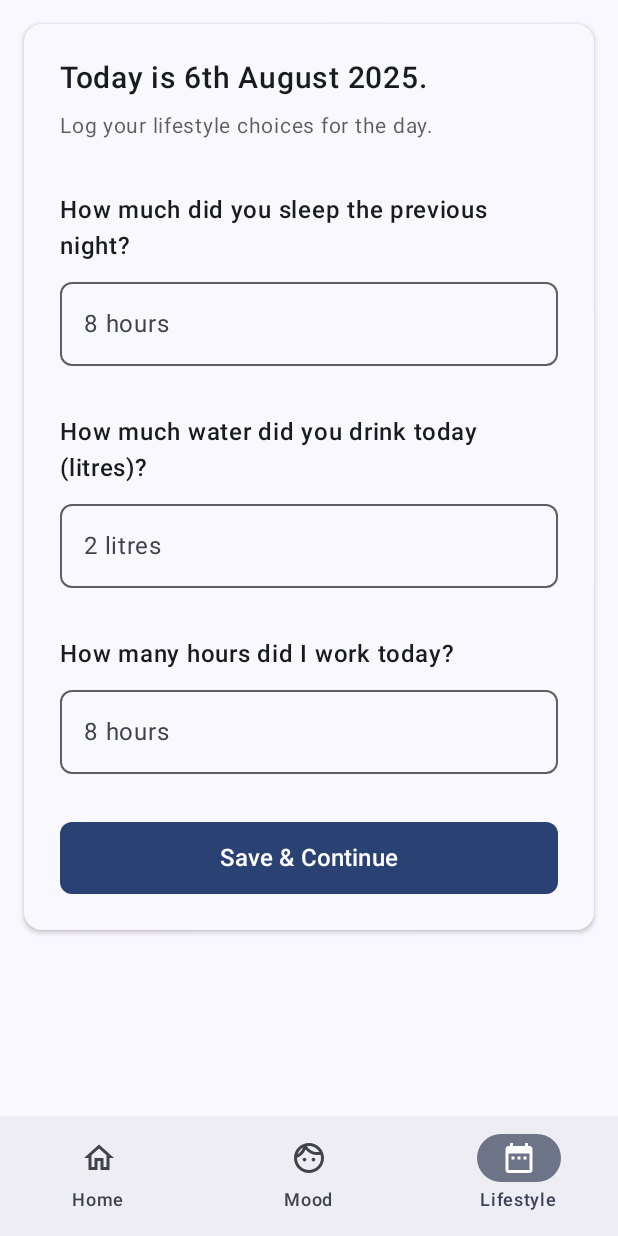
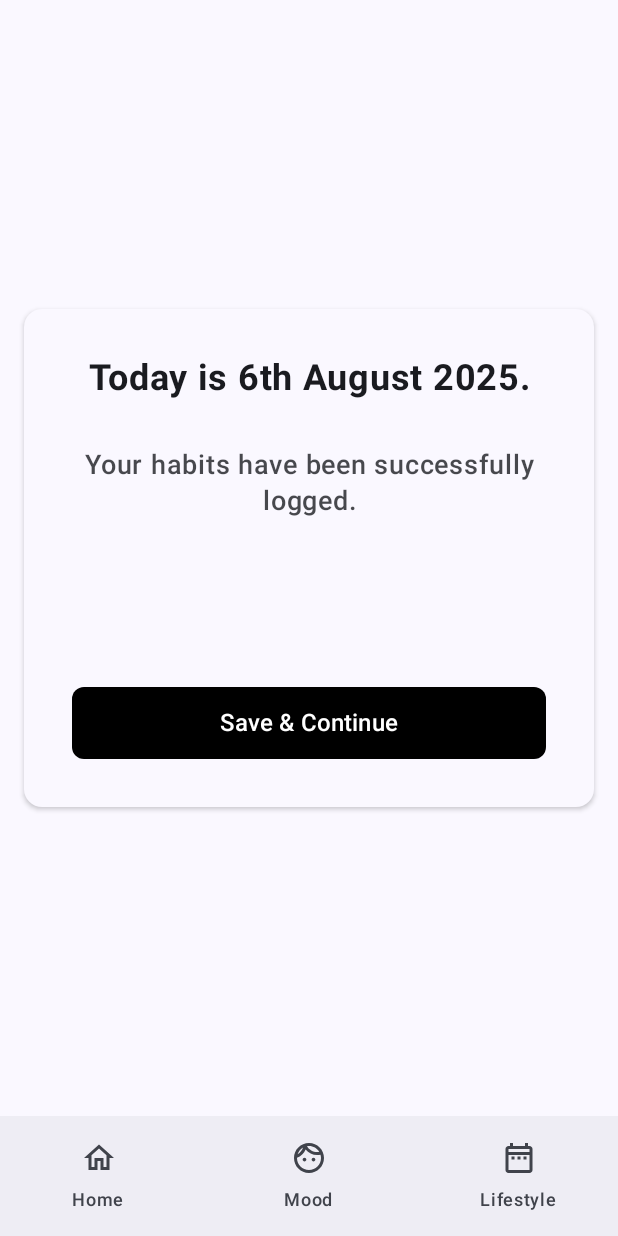
Before and after one commit to tinasqk/AD-Androidwork, an Android app built with Jetpack Compose: the LifestyleScreen screen opened through its navigation route, after a tap on "Save & Continue", on a phone screen of 412 x 824 dp. Run offline under Robolectric (Android 15) with nearby library versions, the phone set to English and light mode, and no system bars.

Commit message:
增加
我增加了lifestyleloggedscreen

```diff
--- a/app/src/main/java/com/example/nus/ui/navigation/AppNavigation.kt
+++ b/app/src/main/java/com/example/nus/ui/navigation/AppNavigation.kt
@@ -30,6 +30,7 @@ import androidx.navigation.compose.currentBackStackEntryAsState
 import androidx.navigation.compose.rememberNavController
 import com.example.nus.ui.screens.FeelScreen
 import com.example.nus.ui.screens.HomeScreen
+import com.example.nus.ui.screens.LifestyleLoggedScreen
 import com.example.nus.ui.screens.LifestyleScreen
 import com.example.nus.ui.screens.MoodScreen
 import com.example.nus.viewmodel.FeelViewModel
@@ -41,6 +42,7 @@ sealed class Screen(val route: String, val title: String) {
     object Mood : Screen("mood", "Mood")
     object Lifestyle : Screen("lifestyle", "Lifestyle")
     object Feel : Screen("feel", "Feel")
+    object LifestyleLogged : Screen("lifestyle_logged", "Lifestyle Logged")
 }
 
 @Composable
@@ -97,6 +99,13 @@ fun AppNavigation() {
                                         Icon(Icons.Outlined.FavoriteBorder, contentDescription = null)
                                     }
                                 }
+                                Screen.LifestyleLogged -> {
+                                    if (selected) {
+                                        Icon(Icons.Filled.Home, contentDescription = null)
+                                    } else {
+                                        Icon(Icons.Outlined.Home, contentDescription = null)
+                                    }
+                                }
                             }
                         },
                         label = { Text(screen.title) },
@@ -151,11 +160,29 @@ fun AppNavigation() {
                 )
             }
             composable(Screen.Lifestyle.route) {
-                LifestyleScreen(viewModel = lifestyleViewModel)
+                LifestyleScreen(
+                    viewModel = lifestyleViewModel,
+                    onNavigateToLifestyleLogged = {
+                        navController.navigate(Screen.LifestyleLogged.route)
+                    }
+                )
             }
-            composable(Screen.Feel.route) {
+            composable(Screen.Feel.route) { // 这里是导航回主页的方式
                 FeelScreen(
                     viewModel = feelViewModel,
+                    onNavigateToHome = {
+                        navController.navigate(Screen.Home.route) {
+                            popUpTo(navController.graph.findStartDestination().id) {
+                                saveState = true
+                            }
+                            launchSingleTop = true
+                            restoreState = true
+                        }
+                    }
+                )
+            }
+            composable(Screen.LifestyleLogged.route) {
+                LifestyleLoggedScreen(
                     onNavigateToHome = {
                         navController.navigate(Screen.Home.route) {
                             popUpTo(navController.graph.findStartDestination().id) {
--- /dev/null
+++ b/app/src/main/java/com/example/nus/ui/screens/LifestyleLoggedScreen.kt
@@ -0,0 +1,100 @@
+package com.example.nus.ui.screens
+
+import androidx.compose.foundation.layout.Arrangement
+import androidx.compose.foundation.layout.Column
+import androidx.compose.foundation.layout.Spacer
+import androidx.compose.foundation.layout.fillMaxSize
+import androidx.compose.foundation.layout.fillMaxWidth
+import androidx.compose.foundation.layout.height
+import androidx.compose.foundation.layout.padding
+import androidx.compose.foundation.rememberScrollState
+import androidx.compose.foundation.shape.RoundedCornerShape
+import androidx.compose.foundation.verticalScroll
+import androidx.compose.material3.Button
+import androidx.compose.material3.ButtonDefaults
+import androidx.compose.material3.Card
+import androidx.compose.material3.CardDefaults
+import androidx.compose.material3.MaterialTheme
+import androidx.compose.material3.Text
+import androidx.compose.runtime.Composable
+import androidx.compose.ui.Alignment
+import androidx.compose.ui.Modifier
+import androidx.compose.ui.graphics.Color
+import androidx.compose.ui.text.font.FontWeight
+import androidx.compose.ui.text.style.TextAlign
+import androidx.compose.ui.unit.dp
+import androidx.compose.ui.unit.sp
+import java.time.LocalDate
+
+@Composable
+fun LifestyleLoggedScreen(
+    onNavigateToHome: () -> Unit = {}
+) {
+    Column(
+        modifier = Modifier
+            .fillMaxSize()
+            .verticalScroll(rememberScrollState())
+            .padding(16.dp),
+        horizontalAlignment = Alignment.CenterHorizontally,
+        verticalArrangement = Arrangement.Center
+    ) {
+        // Main content card
+        Card(
+            modifier = Modifier.fillMaxWidth(),
+            elevation = CardDefaults.cardElevation(defaultElevation = 2.dp),
+            shape = RoundedCornerShape(12.dp),
+            colors = CardDefaults.cardColors(containerColor = MaterialTheme.colorScheme.surface)
+        ) {
+            Column(
+                modifier = Modifier
+                    .fillMaxWidth()
+                    .padding(32.dp),
+                horizontalAlignment = Alignment.CenterHorizontally
+            ) {
+                // Date display - using current date
+                val currentDate = LocalDate.now()
+                val dateText = "Today is ${currentDate.dayOfMonth}${getDaySuffix(currentDate.dayOfMonth)} ${currentDate.month.name.lowercase().replaceFirstChar { it.uppercase() }} ${currentDate.year}."
+
+                Text(
+                    text = dateText,
+                    fontSize = 24.sp,
+                    fontWeight = FontWeight.Bold,
+                    color = MaterialTheme.colorScheme.onSurface,
+                    textAlign = TextAlign.Center,
+                    modifier = Modifier.padding(bottom = 32.dp)
+                )
+
+                // Success message
+                Text(
+                    text = "Your habits have been successfully logged.",
+                    fontSize = 18.sp,
+                    fontWeight = FontWeight.Medium,
+                    color = MaterialTheme.colorScheme.onSurface.copy(alpha = 0.8f),
+                    textAlign = TextAlign.Center,
+                    modifier = Modifier.padding(bottom = 48.dp)
+                )
+
+                Spacer(modifier = Modifier.height(64.dp))
+
+                // Save & Continue button
+                Button(
+                    onClick = onNavigateToHome,
+                    modifier = Modifier
+                        .fillMaxWidth()
+                        .height(48.dp),
+                    colors = ButtonDefaults.buttonColors(
+                        containerColor = Color.Black
+                    ),
+                    shape = RoundedCornerShape(8.dp)
+                ) {
+                    Text(
+                        text = "Save & Continue",
+                        fontSize = 16.sp,
+                        fontWeight = FontWeight.Medium,
+                        color = Color.White
+                    )
+                }
+            }
+        }
+    }
+}
--- a/app/src/main/java/com/example/nus/ui/screens/LifestyleScreen.kt
+++ b/app/src/main/java/com/example/nus/ui/screens/LifestyleScreen.kt
@@ -34,7 +34,10 @@ import com.example.nus.viewmodel.LifestyleViewModel
 import java.time.LocalDate
 
 @Composable
-fun LifestyleScreen(viewModel: LifestyleViewModel) {
+fun LifestyleScreen(
+    viewModel: LifestyleViewModel,
+    onNavigateToLifestyleLogged: () -> Unit = {}
+) {
     var sleepHours by remember { mutableStateOf("") }
     var waterLitres by remember { mutableStateOf("") }
     var workHours by remember { mutableStateOf("") }
@@ -142,6 +145,7 @@ fun LifestyleScreen(viewModel: LifestyleViewModel) {
                         // Here you can save the lifestyle data
                         // You might want to convert strings to numbers and save them
                         viewModel.saveLifestyleEntry()
+                        onNavigateToLifestyleLogged()
                     },
                     modifier = Modifier
                         .fillMaxWidth()
```
